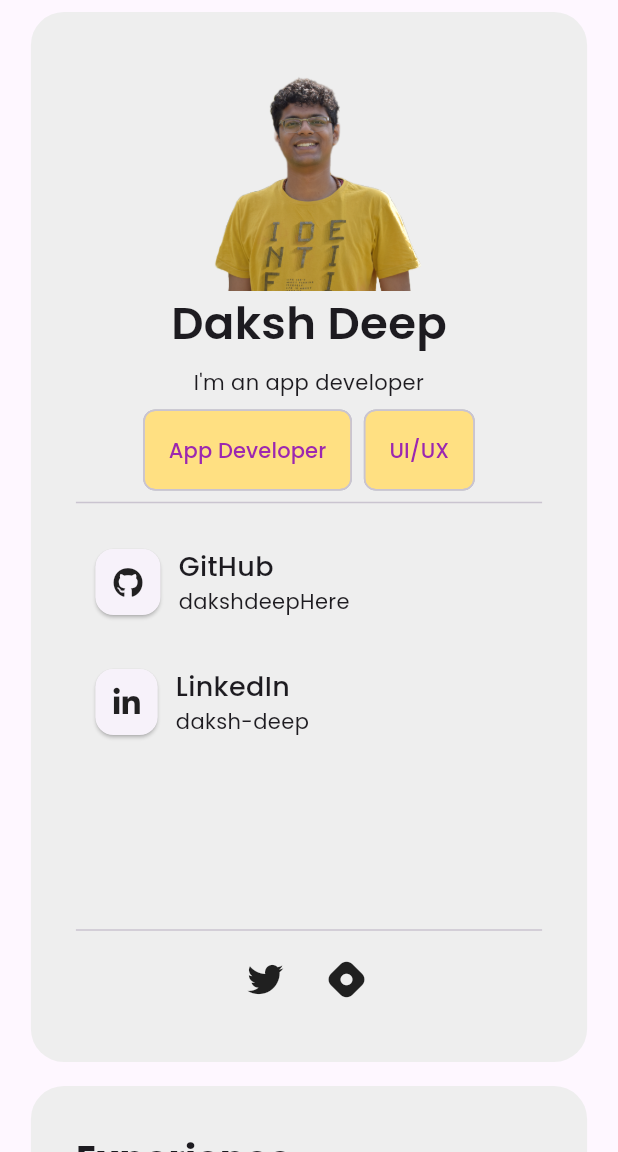
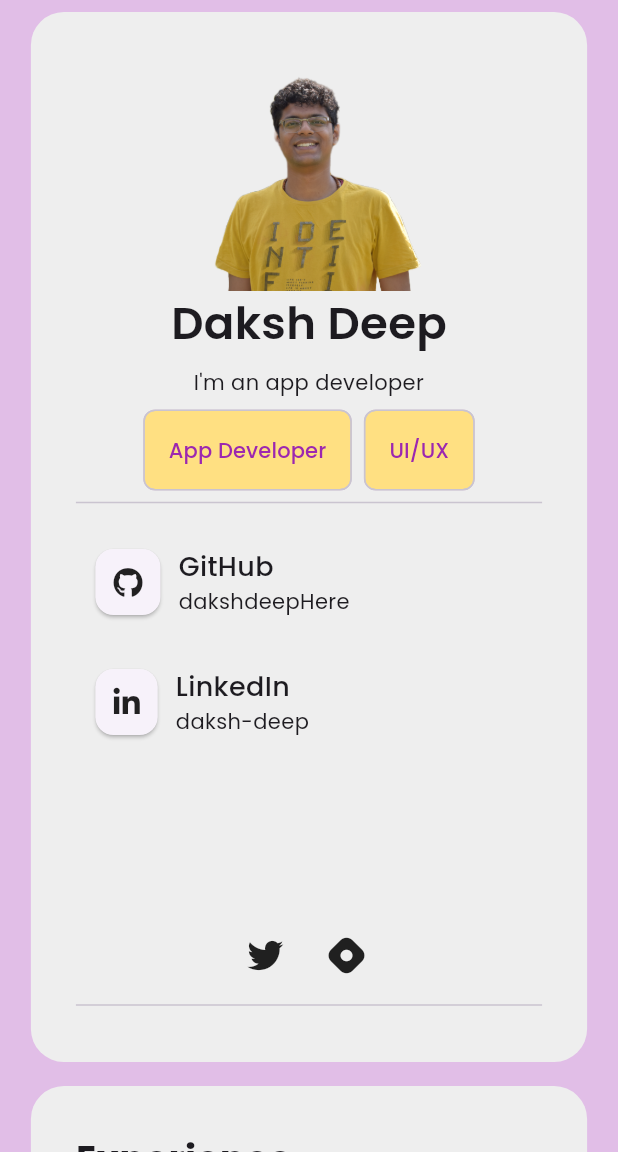
Before and after one commit to dakshdeepHERE/Portfolio_Temp, a Flutter app: the screen it shows after launch, after a tap on "GitHub", on a phone screen of 412 x 824 dp, the part 84-1236 px from its top. Run offline on Flutter 3.47's test engine with Material 2 defaults, Android fonts, the phone set to English and light mode, and no system bars; our stand-ins replace font_awesome_flutter, timelines, velocity_x; project files that could hold a hidden picture were left out.

Commit message:
portfolio completed

```diff
--- a/lib/components/about.dart
+++ b/lib/components/about.dart
@@ -2,6 +2,8 @@ import 'package:font_awesome_flutter/font_awesome_flutter.dart';
 import 'package:flutter/material.dart';
 import 'package:portfolioo/utils/mysocials.dart';
 import 'package:portfolioo/utils/ontap_anim.dart';
+import 'package:url_launcher/url_launcher.dart';
+import 'package:url_launcher/url_launcher_string.dart';
 import 'package:velocity_x/velocity_x.dart';
 
 class About extends StatefulWidget {
@@ -12,6 +14,14 @@ class About extends StatefulWidget {
 }
 
 class _AboutState extends State<About> {
+  void _launchURL(String url) async {
+    if (await canLaunch(url)) {
+      await launch(url);
+    } else {
+      throw 'Could not launch $url';
+    }
+  }
+
   @override
   Widget build(BuildContext context) {
     return Container(
@@ -82,7 +92,9 @@ class _AboutState extends State<About> {
               Divider(),
               AnimatedContact(
                   iconData: FontAwesomeIcons.github,
-                  onTap: () {},
+                  onTap: () {
+                    _launchURL('https://github.com/dakshdeepHere');
+                  },
                   subtitle: 'dakshdeepHere',
                   title: 'GitHub'),
               AnimatedContact(
@@ -94,8 +106,8 @@ class _AboutState extends State<About> {
           ),
           Column(
             children: [
+              Socials(),
               Divider(),
-              Socials(),
             ],
           ),
         ],
--- /dev/null
+++ b/lib/components/footer_file.dart
@@ -0,0 +1,24 @@
+import 'package:flutter/material.dart';
+import 'package:portfolioo/utils/mysocials.dart';
+
+class Footer extends StatelessWidget {
+  const Footer({super.key});
+
+  @override
+  Widget build(BuildContext ntext) {
+    return Container(
+      color: Colors.grey.shade200,
+      padding: const EdgeInsets.all(20.0),
+      margin: const EdgeInsets.only(top: 20.0),
+      child: const Column(
+        children: [
+          SizedBox(
+            height: 10,
+          ),
+          Socials(),
+          Text('Developed by Daksh Deep'),
+        ],
+      ),
+    );
+  }
+}
--- /dev/null
+++ b/lib/components/skills.dart
@@ -0,0 +1,173 @@
+import 'package:flutter/material.dart';
+import 'package:velocity_x/velocity_x.dart';
+
+class Skills extends StatelessWidget {
+  const Skills({super.key});
+
+  @override
+  Widget build(BuildContext context) {
+    return Wrap(
+      spacing: 20.0,
+      runSpacing: 20.0,
+      alignment: WrapAlignment.center,
+      children: [
+        Container(
+          padding: const EdgeInsets.symmetric(vertical: 20.0),
+          alignment: Alignment.center,
+          child: const Text(
+            'My Skills',
+            style: TextStyle(fontSize: 28.0, fontWeight: FontWeight.w700),
+          ),
+        ),
+        Container(
+          width: context.screenWidth < 900
+              ? context.screenWidth * 0.90
+              : (context.screenWidth * 0.8 / 3),
+          decoration: BoxDecoration(
+              color: Colors.grey.shade100,
+              borderRadius: BorderRadius.circular(22.0)),
+          padding: const EdgeInsets.all(28.0),
+          child: const Column(
+            crossAxisAlignment: CrossAxisAlignment.start,
+            mainAxisAlignment: MainAxisAlignment.start,
+            children: [
+              Text('Programming Languages',
+                  style:
+                      TextStyle(fontSize: 22.0, fontWeight: FontWeight.w600)),
+              Divider(),
+              Wrap(
+                spacing: 8.0,
+                runSpacing: 8.0,
+                children: [
+                  Chip(
+                    label: Text('Dart'),
+                    labelStyle: TextStyle(color: Colors.indigo),
+                    side: BorderSide(color: Colors.indigo),
+                    backgroundColor: Colors.white,
+                  ),
+                  Chip(
+                    label: Text('Java'),
+                    labelStyle: TextStyle(color: Colors.indigo),
+                    side: BorderSide(color: Colors.indigo),
+                    backgroundColor: Colors.white,
+                  ),
+                  Chip(
+                    label: Text('Kotlin'),
+                    labelStyle: TextStyle(color: Colors.indigo),
+                    side: BorderSide(color: Colors.indigo),
+                    backgroundColor: Colors.white,
+                  ),
+                  Chip(
+                    label: Text('Python'),
+                    labelStyle: TextStyle(color: Colors.indigo),
+                    side: BorderSide(color: Colors.indigo),
+                    backgroundColor: Colors.white,
+                  ),
+                ],
+              ),
+            ],
+          ),
+        ),
+        Container(
+          width: context.screenWidth < 900
+              ? context.screenWidth * 0.90
+              : (context.screenWidth * 0.8 / 3),
+          decoration: BoxDecoration(
+              color: Colors.grey.shade100,
+              borderRadius: BorderRadius.circular(22.0)),
+          padding: EdgeInsets.all(28.0),
+          child: Column(
+            crossAxisAlignment: CrossAxisAlignment.start,
+            mainAxisAlignment: MainAxisAlignment.start,
+            children: [
+              Text(
+                'Frameworks',
+                style: TextStyle(fontSize: 22.0, fontWeight: FontWeight.w600),
+              ),
+              Divider(),
+              Wrap(
+                spacing: 8.0,
+                runSpacing: 8.0,
+                children: [
+                  Chip(
+                    label: Text('Flutter'),
+                    labelStyle: TextStyle(color: Colors.indigo),
+                    side: BorderSide(color: Colors.indigo),
+                    backgroundColor: Colors.white,
+                  ),
+                  Chip(
+                    label: Text('Django'),
+                    labelStyle: TextStyle(color: Colors.indigo),
+                    side: BorderSide(color: Colors.indigo),
+                    backgroundColor: Colors.white,
+                  ),
+                  Chip(
+                    label: Text('Flask'),
+                    labelStyle: TextStyle(color: Colors.indigo),
+                    side: BorderSide(color: Colors.indigo),
+                    backgroundColor: Colors.white,
+                  ),
+                  Chip(
+                    label: Text('TensorFlow'),
+                    labelStyle: TextStyle(color: Colors.indigo),
+                    side: BorderSide(color: Colors.indigo),
+                    backgroundColor: Colors.white,
+                  ),
+                ],
+              ),
+            ],
+          ),
+        ),
+        Container(
+          width: context.screenWidth < 900
+              ? context.screenWidth * 0.90
+              : (context.screenWidth * 0.8 / 3),
+          decoration: BoxDecoration(
+              color: Colors.grey.shade100,
+              borderRadius: BorderRadius.circular(22.0)),
+          padding: EdgeInsets.all(28.0),
+          child: Column(
+            crossAxisAlignment: CrossAxisAlignment.start,
+            mainAxisAlignment: MainAxisAlignment.start,
+            children: [
+              Text('Other Tools',
+                  style:
+                      TextStyle(fontSize: 22.0, fontWeight: FontWeight.w600)),
+              Divider(),
+              Wrap(
+                spacing: 8.0,
+                runSpacing: 8.0,
+                children: [
+                  Chip(
+                    label: Text('Firebase'),
+                    labelStyle: TextStyle(color: Colors.indigo),
+                    side: BorderSide(color: Colors.indigo),
+                    backgroundColor: Colors.white,
+                  ),
+                  Chip(
+                    label: Text('Appwrite'),
+                    labelStyle: TextStyle(color: Colors.indigo),
+                    side: BorderSide(color: Colors.indigo),
+                    backgroundColor: Colors.white,
+                  ),
+                  Chip(
+                    label: Text('Azure'),
+                    labelStyle: TextStyle(color: Colors.indigo),
+                    side: BorderSide(color: Colors.indigo),
+                    backgroundColor: Colors.white,
+                  ),
+                  Chip(
+                    label: Text('Git'),
+                    labelStyle: TextStyle(color: Colors.indigo),
+                    side: BorderSide(color: Colors.indigo),
+                    backgroundColor: Colors.white,
+                  ),
+                ],
+              ),
+            ],
+          ),
+        ),
+      ],
+    );
+  }
+}
--- a/lib/main.dart
+++ b/lib/main.dart
@@ -15,7 +15,7 @@ class MyApp extends StatelessWidget {
       title: 'Portfolio',
       theme: ThemeData(
         primarySwatch: Colors.purple,
-        canvasColor: Colors.blueGrey.shade200,
+        canvasColor: Colors.purple.shade50,
         useMaterial3: true,
         fontFamily: "custom",
       ),
--- a/lib/portfolio.dart
+++ b/lib/portfolio.dart
@@ -1,6 +1,8 @@
 import 'package:flutter/material.dart';
 import 'package:portfolioo/components/about.dart';
 import 'package:portfolioo/components/education.dart';
+import 'package:portfolioo/components/footer_file.dart';
+import 'package:portfolioo/components/skills.dart';
 
 class Portfolio extends StatefulWidget {
   const Portfolio({super.key});
@@ -10,21 +12,39 @@ class Portfolio extends StatefulWidget {
 }
 
 class _PortfolioState extends State<Portfolio> {
-  List<Widget> navItems = [
+  List<Widget> navItems = [];
+  bool isMobile = false;
+  final skillkey = GlobalKey();
+  final educationkey = GlobalKey();
+  @override
+  void initState() {
+    navItems = [
       Padding(
         padding: const EdgeInsets.all(8.0),
-      child: ElevatedButton(onPressed: () {}, child: const Text('Experience')),
+        child: ElevatedButton(
+            onPressed: () {
+              Scrollable.ensureVisible(educationkey.currentContext!);
+            },
+            child: const Text('Experience')),
       ),
       Padding(
         padding: const EdgeInsets.all(8.0),
-      child: ElevatedButton(onPressed: () {}, child: const Text('Skills')),
+        child: ElevatedButton(
+            onPressed: () {
+              Scrollable.ensureVisible(skillkey.currentContext!);
+            },
+            child: const Text('Skills')),
       ),
     ];
-  bool isMobile = false;
+
+    super.initState();
+  }
+
   @override
   Widget build(BuildContext context) {
     isMobile = MediaQuery.of(context).size.width > 700 ? false : true;
     return Scaffold(
+      backgroundColor: Colors.purple.shade100,
       appBar: AppBar(
         title: const Padding(
           padding: EdgeInsets.all(10.0),
@@ -41,7 +61,7 @@ class _PortfolioState extends State<Portfolio> {
               ),
             )
           : null,
-      body: const SingleChildScrollView(
+      body: SingleChildScrollView(
         child: Center(
           child: Column(
             children: [
@@ -54,10 +74,17 @@ class _PortfolioState extends State<Portfolio> {
                   ),
                   Padding(
                     padding: EdgeInsets.all(8.0),
-                    child: Education(),
+                    child: Education(
+                      key: educationkey,
+                    ),
                   ),
                 ],
               ),
+              Skills(
+                key: skillkey,
+              ),
+              //
+              Footer(),
             ],
           ),
         ),
--- a/lib/utils/animated_icon.dart
+++ b/lib/utils/animated_icon.dart
@@ -24,7 +24,7 @@ class _AnimatedContactState extends State<AnimatedIconButton> {
         });
       },
       child: AnimatedContainer(
-        duration: const Duration(milliseconds: 300),
+        duration: const Duration(milliseconds: 400),
         decoration: BoxDecoration(
           color: isHovering ? Colors.blue.shade100 : Colors.grey.shade200,
           borderRadius: BorderRadius.circular(22.0),
```
Lines whose indentation alone changed are shown as unchanged.
